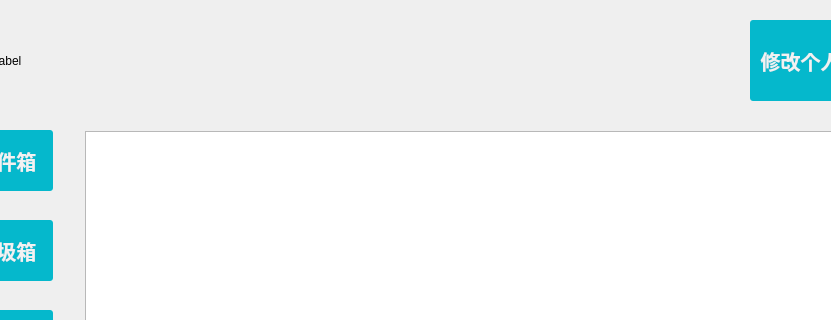
Qt form window/main.ui (zzuwcc/zzu-12) before a commit; both pictures show x 90 to 921 and y 0 to 320 of the 1031 by 719 pixel window.
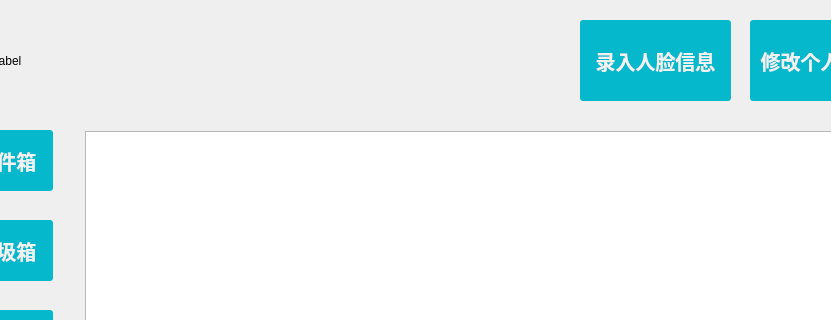
The same form after that commit.

The edit to the form file:
```diff
--- a/window/main.ui
+++ b/window/main.ui
@@ -31,7 +31,7 @@
     <rect>
      <x>170</x>
      <y>20</y>
-     <width>671</width>
+     <width>461</width>
      <height>81</height>
     </rect>
    </property>
@@ -242,6 +242,31 @@
     </item>
    </layout>
   </widget>
+  <widget class="QPushButton" name="pushButton_5">
+   <property name="geometry">
+    <rect>
+     <x>670</x>
+     <y>20</y>
+     <width>151</width>
+     <height>81</height>
+    </rect>
+   </property>
+   <property name="styleSheet">
+    <string notr="true">QPushButton{
+   	text-decoration:none;  
+    background:#05B8CC;
+    color:#f2f2f2;    
+    font-size:20px;  
+    font-family: 微软雅黑,宋体,Arial,Helvetica,Verdana,sans-serif;  
+    font-weight:bold; 
+    border-radius:3px;
+}
+QPushButton::pressed{ background: #3C79F2; border-color: #11505C; font-weight: bold; font-family:Microsoft YaHei; }</string>
+   </property>
+   <property name="text">
+    <string>录入人脸信息</string>
+   </property>
+  </widget>
  </widget>
  <resources/>
  <connections>
```
Left out of the diff: 17 changed lines with no effect on the pictures.
